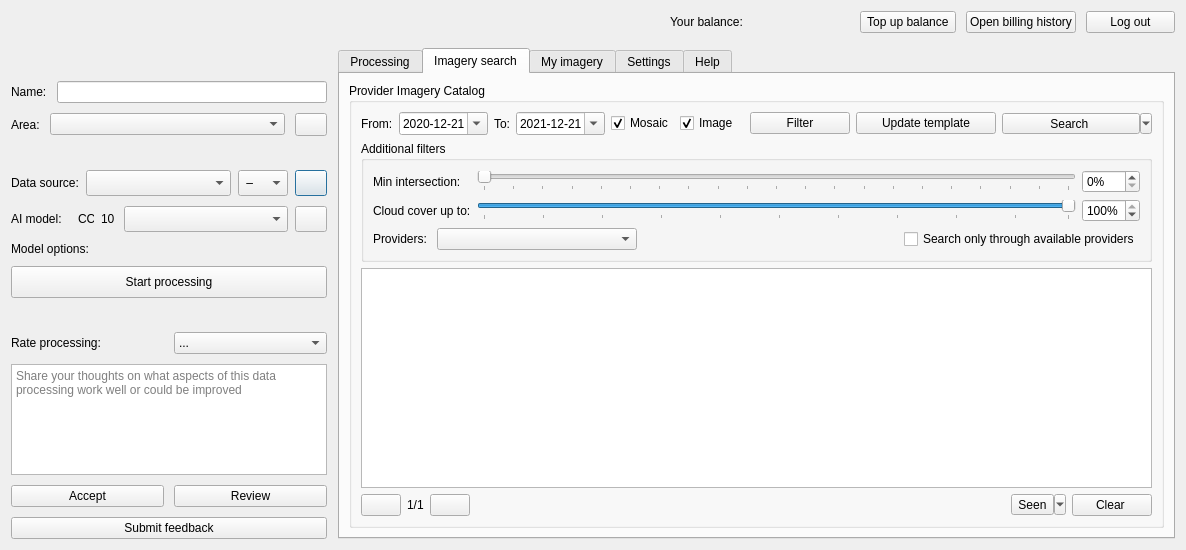
Qt form mapflow/dialogs/static/ui/main_dialog.ui (Geoalert/mapflow-qgis) before a commit.
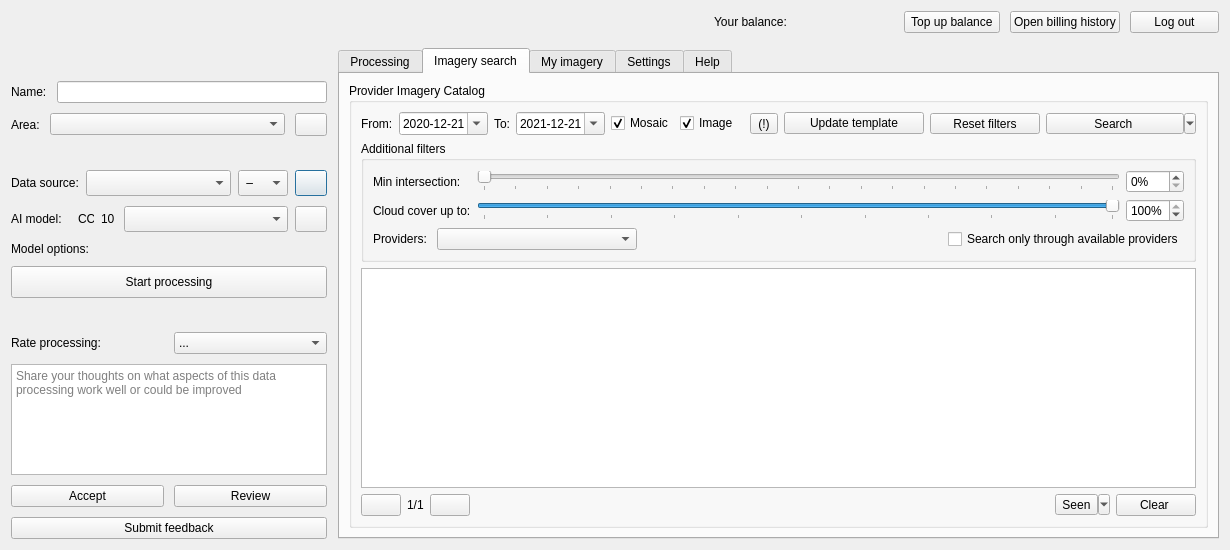
The same form after that commit. The open tabs and pages were chosen to show the change. Icons and pictures are not drawn. Custom widgets are drawn as their Qt base class.

Commit message: Template/search: instant local filtering with inactive rows and widen warning

```diff
--- a/mapflow/dialogs/static/ui/main_dialog.ui
+++ b/mapflow/dialogs/static/ui/main_dialog.ui
@@ -1645,7 +1645,7 @@
                  </spacer>
                 </item>
                 <item>
-                 <widget class="QPushButton" name="filterTemplateResults">
+                 <widget class="QToolButton" name="searchWidenWarning">
                   <property name="sizePolicy">
                    <sizepolicy hsizetype="Fixed" vsizetype="Fixed">
                     <horstretch>0</horstretch>
@@ -1654,7 +1654,7 @@
                   </property>
                   <property name="minimumSize">
                    <size>
-                    <width>100</width>
+                    <width>28</width>
                     <height>0</height>
                    </size>
                   </property>
@@ -1665,7 +1665,7 @@
                    <string>Filter this template&apos;s results by date and cloud cover only. The other filters (intersection, providers, product type) are not applied to template results.</string>
                   </property>
                   <property name="text">
-                   <string>Filter</string>
+                   <string>(!)</string>
                   </property>
                  </widget>
                 </item>
@@ -1694,6 +1694,28 @@
                   </property>
                  </widget>
                 </item>
+                <item>
+                 <widget class="QToolButton" name="resetSearchFilters">
+                  <property name="sizePolicy">
+                   <sizepolicy hsizetype="Fixed" vsizetype="Fixed">
+                    <horstretch>0</horstretch>
+                    <verstretch>0</verstretch>
+                   </sizepolicy>
+                  </property>
+                  <property name="minimumSize">
+                   <size>
+                    <width>110</width>
+                    <height>0</height>
+                   </size>
+                  </property>
+                  <property name="toolTip">
+                   <string>Reset the filters to the parameters the current results were fetched with (search request or template)</string>
+                  </property>
+                  <property name="text">
+                   <string>Reset filters</string>
+                  </property>
+                 </widget>
+                </item>
                 <item>
                  <widget class="QToolButton" name="getMetadata">
                   <property name="sizePolicy">
```
Left out of the diff: 2 changed lines with no effect on the pictures. The commit also changes 7 other files.
